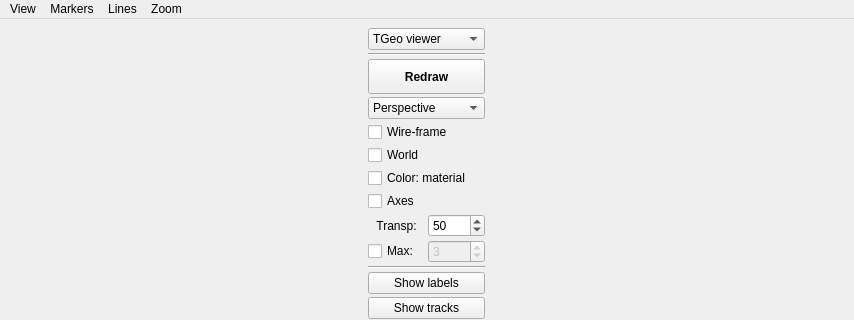
First picture: the form in ants3bundle/src/ants3/gui/geom/ageometrywindow.ui, repository andrmor/ANTS3bundle, before the edit; both pictures show x 0 to 854 and y 0 to 320 of the 854 by 754 pixel window.
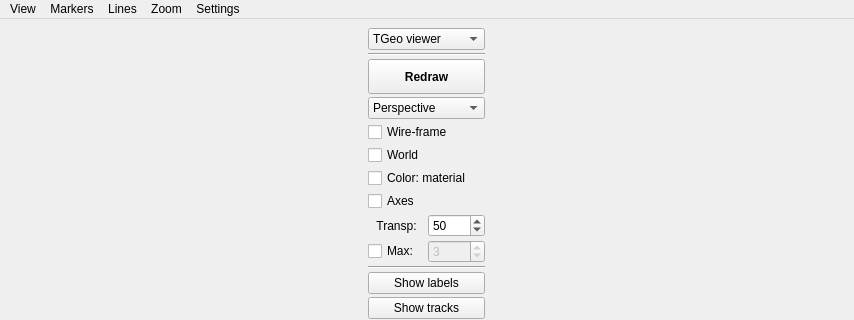
Second picture: the form after the edit.

```diff
--- a/ants3bundle/src/ants3/gui/geom/ageometrywindow.ui
+++ b/ants3bundle/src/ants3/gui/geom/ageometrywindow.ui
@@ -387,10 +387,17 @@
     <addaction name="actionOpen_GL_viewer"/>
     <addaction name="actionJSROOT_in_browser"/>
    </widget>
+   <widget class="QMenu" name="menuSettings">
+    <property name="title">
+     <string>Settings</string>
+    </property>
+    <addaction name="actionSet_number_of_segments"/>
+   </widget>
    <addaction name="menuView"/>
    <addaction name="menuMarkers"/>
    <addaction name="menuLines"/>
    <addaction name="menuZoom"/>
+   <addaction name="menuSettings"/>
   </widget>
   <action name="actionSmall_dot">
    <property name="checkable">
```
Left out of the diff: 5 changed lines with no effect on the pictures.
